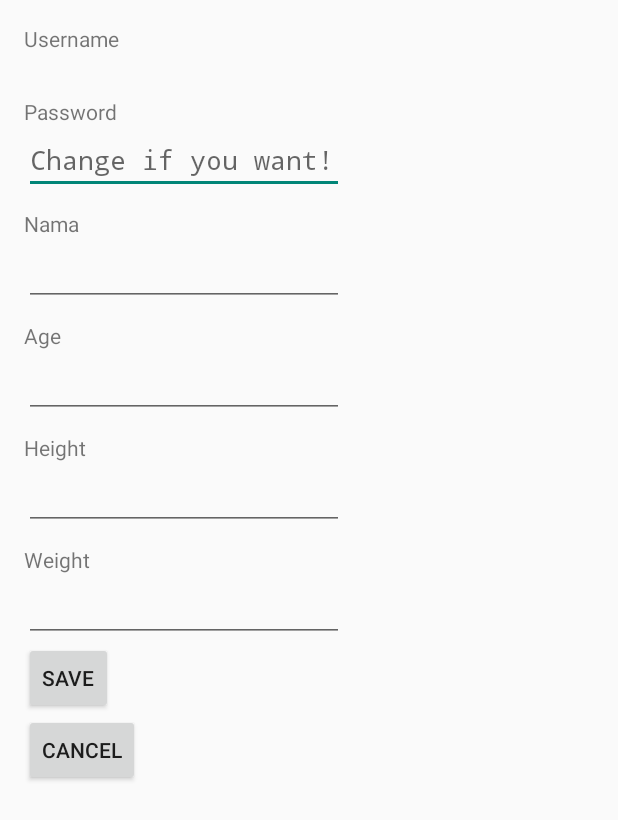
After one commit to wahyuoi/HidupSehat, an Android app: the EditProfile screen opened directly, with no data from a screen before it, on a phone screen of 412 x 824 dp. The commit adds this screen. Shown: the top 820 px of the screen. Run offline under Robolectric (Android 15) with nearby library versions, the phone set to English and light mode, and no system bars; 6 statements that could not run were skipped.

Commit message:
EditProfile Controller OK

```diff
--- a/app/src/main/AndroidManifest.xml
+++ b/app/src/main/AndroidManifest.xml
@@ -22,6 +22,9 @@
         <activity android:name=".Auth.SignUp"
             android:label="SignUp">
         </activity>
+        <activity android:name=".Auth.EditProfile"
+            android:label="SignUp">
+        </activity>
     </application>
 
 </manifest>
--- /dev/null
+++ b/app/src/main/java/c03/ppl/hidupsehat/Auth/EditProfile.java
@@ -0,0 +1,138 @@
+package c03.ppl.hidupsehat.Auth;
+
+import android.app.Activity;
+import android.content.ContentValues;
+import android.content.Intent;
+import android.database.Cursor;
+import android.os.Bundle;
+import android.util.Log;
+import android.view.View;
+import android.widget.Button;
+import android.widget.EditText;
+import android.widget.TextView;
+
+import c03.ppl.hidupsehat.MainActivity;
+import c03.ppl.hidupsehat.R;
+import c03.ppl.hidupsehat.Tools.Misc;
+import c03.ppl.hidupsehat.database.DatabaseField;
+import c03.ppl.hidupsehat.database.DatabaseInfo;
+
+/**
+ * Created by wahyuoi on 09/04/15.
+ */
+public class EditProfile extends Activity {
+    private TextView inputUsername;
+    private EditText inputPassword;
+    private EditText inputNama;
+    private EditText inputUmur;
+    private EditText inputTinggi;
+    private Button buttonSave;
+    private EditText inputBerat;
+    private Button buttonCancel;
+    private TextView statusLabel;
+    private String oldPassword;
+    @Override
+    protected void onCreate(Bundle savedInstanceState) {
+        super.onCreate(savedInstanceState);
+        setContentView(R.layout.edit_profile);
+
+        inputUsername = (TextView) findViewById(R.id.username);
+        inputPassword = (EditText) findViewById(R.id.password);
+        inputNama = (EditText) findViewById(R.id.nama);
+        inputUmur = (EditText) findViewById(R.id.umur);
+        inputTinggi = (EditText) findViewById(R.id.tinggi);
+        inputBerat = (EditText) findViewById(R.id.berat);
+        buttonSave = (Button) findViewById(R.id.buttonSave);
+        buttonCancel = (Button) findViewById(R.id.cancel);
+        statusLabel = (TextView) findViewById(R.id.status);
+
+        setFieldValue();
+
+        buttonSave.setOnClickListener(new View.OnClickListener() {
+            @Override
+            public void onClick(View v) {
+                String username = inputUsername.getText().toString();
+                String password = inputPassword.getText().toString();
+                String nama = inputNama.getText().toString();
+                String tinggi = inputTinggi.getText().toString();
+                String berat = inputBerat.getText().toString();
+                String umur = inputUmur.getText().toString();
+
+                if (validInput(username, password, nama, tinggi, berat, umur)) {
+                    doUpdate(username, password, nama, tinggi, berat, umur);
+                    Intent editProfile = new Intent(getApplicationContext(), MainActivity.class);
+                    editProfile.setFlags(Intent.FLAG_ACTIVITY_CLEAR_TOP);
+                    editProfile.putExtra("msg", "Update berhasil!");
+                    Log.e(SignUp.class.getName(), "Update success");
+                    startActivity(editProfile);
+                    finish();
+                }
+            }
+        });
+
+        buttonCancel.setOnClickListener(new View.OnClickListener() {
+            @Override
+            public void onClick(View v) {
+                finish();
+            }
+        });
+
+    }
+
+    private void setFieldValue() {
+        DatabaseInfo dbInfo = new DatabaseInfo(this);
+        String query = "Select * from " + DatabaseField.USER_TABLE + " where " +
+                DatabaseField.USER_COLUMN_IS_LOGIN + " = '1'";
+        Cursor cur = dbInfo.getFromQuery(query);
+        inputUsername.setText(cur.getString(cur.getColumnIndex(DatabaseField.USER_COLUMN_USERNAME)));
+        oldPassword = cur.getString(cur.getColumnIndex(DatabaseField.USER_COLUMN_PASSWORD));
+        inputPassword.setHint("Change if you want!");
+        inputUmur.setText(cur.getString(cur.getColumnIndex(DatabaseField.USER_COLUMN_UMUR)));
+        inputNama.setText(cur.getString(cur.getColumnIndex(DatabaseField.USER_COLUMN_NAMA)));
+        inputTinggi.setText(cur.getString(cur.getColumnIndex(DatabaseField.USER_COLUMN_TINGGI)));
+        inputBerat.setText(cur.getString(cur.getColumnIndex(DatabaseField.USER_COLUMN_BERAT)));
+
+        cur.close();
+        dbInfo.close();
+    }
+
+    private boolean validInput(String username, String password, String nama, String tinggi, String berat, String umur) {
+        if (username == null || username.trim().isEmpty() || (username.split(" ").length > 1))
+            statusLabel.setText("Username tidak boleh kosong");
+        else if (nama == null || nama.trim().isEmpty())
+            statusLabel.setText("Nama tidak boleh kosong");
+        else if (umur == null || umur.trim().isEmpty())
+            statusLabel.setText("Umur tidak boleh kosong");
+        else if (berat == null || berat.trim().isEmpty())
+            statusLabel.setText("Berat badan tidak boleh kosong");
+        else if (tinggi == null || tinggi.trim().isEmpty())
+            statusLabel.setText("Tinggi badan tidak boleh kosong");
+        else if (!Misc.isPositiveNumeric(berat))
+            statusLabel.setText("Berat badan harus bulat positif");
+        else if (!Misc.isPositiveNumeric(tinggi))
+            statusLabel.setText("Tinggi badan harus bulat positif");
+        else if (!Misc.isPositiveNumeric(umur))
+            statusLabel.setText("Umur harus bulat positif");
+        else
+            return true;
+        return false;
+    }
+
+    private boolean doUpdate(String username, String password, String nama, String tinggi, String berat, String umur) {
+        DatabaseInfo dbInfo = new DatabaseInfo(this);
+        ContentValues values = new ContentValues();
+        values.put(DatabaseField.USER_COLUMN_USERNAME, username);
+        if (password == null || password.trim().isEmpty())
+                password = oldPassword;
+        values.put(DatabaseField.USER_COLUMN_PASSWORD, password);
+        values.put(DatabaseField.USER_COLUMN_NAMA, nama);
+        values.put(DatabaseField.USER_COLUMN_TINGGI, tinggi);
+        values.put(DatabaseField.USER_COLUMN_BERAT, berat);
+        values.put(DatabaseField.USER_COLUMN_IS_LOGIN, 1);
+        values.put(DatabaseField.USER_COLUMN_UMUR, umur);
+        boolean ret = dbInfo.update(DatabaseField.USER_TABLE, values,
+                DatabaseField.USER_COLUMN_USERNAME+"=?", new String[] {username});
+        dbInfo.close();
+        return ret;
+    }
+}
--- /dev/null
+++ b/app/src/main/res/layout/edit_profile.xml
@@ -0,0 +1,157 @@
+<RelativeLayout xmlns:android="http://schemas.android.com/apk/res/android"
+    xmlns:tools="http://schemas.android.com/tools" android:layout_width="match_parent"
+    android:layout_height="match_parent" android:paddingLeft="@dimen/activity_horizontal_margin"
+    android:paddingRight="@dimen/activity_horizontal_margin"
+    android:paddingTop="@dimen/activity_vertical_margin"
+    android:paddingBottom="@dimen/activity_vertical_margin" tools:context=".MainActivity"
+    android:id="@+id/edit_profile">
+
+
+
+    <TextView android:text="Username" android:layout_width="wrap_content"
+        android:layout_height="wrap_content"
+        android:id="@+id/textView"
+        android:layout_alignParentTop="true"
+        android:layout_alignParentLeft="true"
+        android:layout_alignParentStart="true" />
+
+    <TextView
+        android:layout_width="wrap_content"
+        android:layout_height="wrap_content"
+        android:inputType="textPersonName"
+        android:ems="10"
+        android:id="@+id/username"
+        android:layout_below="@+id/textView"
+        android:layout_alignParentLeft="true"
+        android:layout_alignParentStart="true" />
+
+    <TextView
+        android:layout_width="wrap_content"
+        android:layout_height="wrap_content"
+        android:text="Password"
+        android:id="@+id/textView2"
+        android:layout_below="@+id/username"
+        android:layout_alignParentLeft="true"
+        android:layout_alignParentStart="true"
+        android:layout_marginTop="10dp" />
+
+    <EditText
+        android:layout_width="wrap_content"
+        android:layout_height="wrap_content"
+        android:inputType="textPassword"
+        android:ems="10"
+        android:id="@+id/password"
+        android:layout_below="@+id/textView2"
+        android:layout_alignParentLeft="true"
+        android:layout_alignParentStart="true" />
+
+    <TextView
+        android:layout_width="wrap_content"
+        android:layout_height="wrap_content"
+        android:text="Nama"
+        android:id="@+id/textView3"
+        android:layout_below="@+id/password"
+        android:layout_alignParentLeft="true"
+        android:layout_alignParentStart="true"
+        android:layout_marginTop="10dp" />
+
+    <EditText
+        android:layout_width="wrap_content"
+        android:layout_height="wrap_content"
+        android:inputType="textPersonName"
+        android:ems="10"
+        android:id="@+id/nama"
+        android:layout_below="@+id/textView3"
+        android:layout_alignParentLeft="true"
+        android:layout_alignParentStart="true" />
+
+    <TextView
+        android:layout_width="wrap_content"
+        android:layout_height="wrap_content"
+        android:text="Age"
+        android:id="@+id/textView4"
+        android:layout_below="@+id/nama"
+        android:layout_alignParentLeft="true"
+        android:layout_alignParentStart="true"
+        android:layout_marginTop="10dp" />
+
+    <EditText
+        android:layout_width="wrap_content"
+        android:layout_height="wrap_content"
+        android:inputType="numberDecimal"
+        android:ems="10"
+        android:id="@+id/umur"
+        android:layout_below="@+id/textView4"
+        android:layout_alignParentLeft="true"
+        android:layout_alignParentStart="true" />
+
+    <TextView
+        android:layout_width="wrap_content"
+        android:layout_height="wrap_content"
+        android:text="Height"
+        android:id="@+id/textView5"
+        android:layout_below="@+id/umur"
+        android:layout_alignParentLeft="true"
+        android:layout_alignParentStart="true"
+        android:layout_marginTop="10dp" />
+
+    <EditText
+        android:layout_width="wrap_content"
+        android:layout_height="wrap_content"
+        android:inputType="numberDecimal"
+        android:ems="10"
+        android:id="@+id/tinggi"
+        android:layout_below="@+id/textView5"
+        android:layout_alignParentLeft="true"
+        android:layout_alignParentStart="true" />
+
+    <TextView
+        android:layout_width="wrap_content"
+        android:layout_height="wrap_content"
+        android:text="Weight"
+        android:id="@+id/textView6"
+        android:layout_below="@+id/tinggi"
+        android:layout_alignParentLeft="true"
+        android:layout_alignParentStart="true"
+        android:layout_marginTop="10dp" />
+
+    <EditText
+        android:layout_width="wrap_content"
+        android:layout_height="wrap_content"
+        android:inputType="numberDecimal"
+        android:ems="10"
+        android:id="@+id/berat"
+        android:layout_below="@+id/textView6"
+        android:layout_alignParentLeft="true"
+        android:layout_alignParentStart="true" />
+
+    <Button
+        style="?android:attr/buttonStyleSmall"
+        android:layout_width="wrap_content"
+        android:layout_height="wrap_content"
+        android:text="Save"
+        android:id="@+id/buttonSave"
+        android:layout_below="@+id/berat" />
+
+    <TextView
+        android:layout_width="wrap_content"
+        android:layout_height="wrap_content"
+        android:textAppearance="?android:attr/textAppearanceSmall"
+        android:id="@+id/status"
+        android:layout_alignBottom="@+id/buttonSave"
+        android:layout_toRightOf="@+id/buttonSave"
+        android:layout_toEndOf="@+id/buttonSave"
+        android:layout_marginLeft="10dp" />
+
+    <Button
+        style="?android:attr/buttonStyleSmall"
+        android:layout_width="wrap_content"
+        android:layout_height="wrap_content"
+        android:text="Cancel"
+        android:id="@+id/cancel"
+        android:layout_below="@+id/buttonSave"
+        android:layout_alignParentLeft="true"
+        android:layout_alignParentStart="true" />
+
+
+</RelativeLayout>
```
Also changed, not shown: app/src/main/java/c03/ppl/hidupsehat/Auth/SignUp.java (+12 -0 lines), app/src/main/java/c03/ppl/hidupsehat/MainActivity.java (+14 -2 lines), app/src/main/res/layout/activity_main.xml (+9 -0 lines), app/src/main/res/layout/signup.xml (+10 -0 lines).
